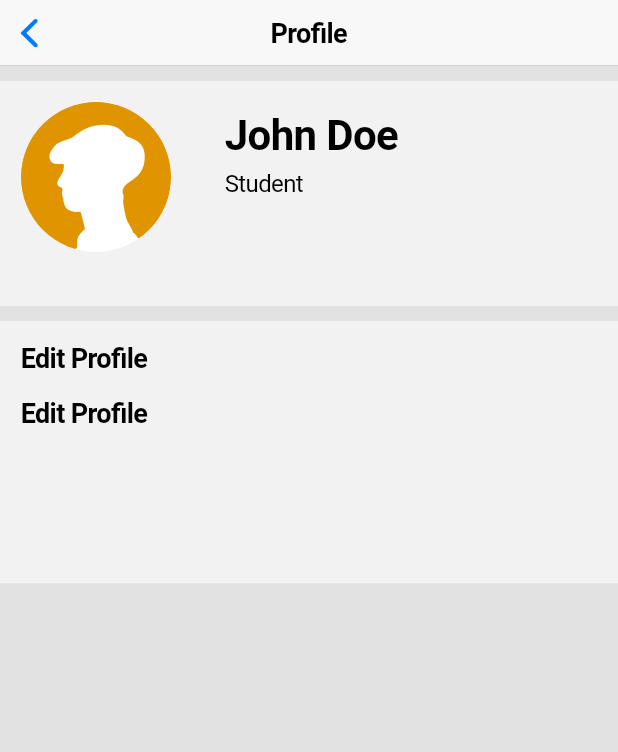
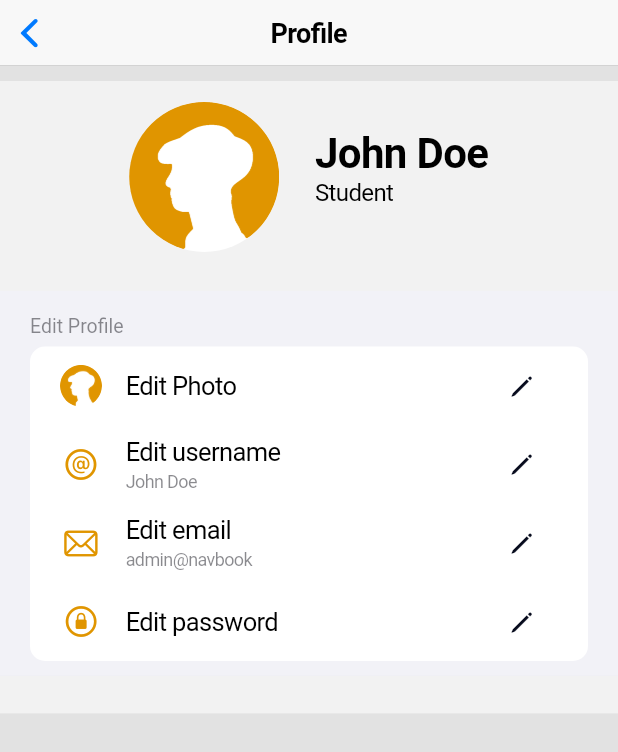
Before and after one commit to Howen-Julius-M-Asuncion/navbook_clone, a Flutter app: the Profilepage screen opened directly, on a phone screen of 412 x 824 dp. Shown: the top 752 px of the screen. Run offline on Flutter 3.47's test engine with Material 3 defaults, Android fonts, the phone set to English and light mode, and no system bars.

Commit message:
"Complete profiel page layout structure"

```diff
--- a/lib/profilepage.dart
+++ b/lib/profilepage.dart
@@ -1,11 +1,11 @@
 import 'package:flutter/cupertino.dart';
 import 'package:flutter/material.dart';
 import 'appcolors.dart';
-import 'main.dart';
 
 //Placeholders
 String _username = "John Doe";
 String _accType = "Student";
+String _email = "admin@navbook";
 
 class Profilepage extends StatefulWidget {
   const Profilepage({super.key});
@@ -44,10 +44,10 @@ class _ProfilepageState extends State<Profilepage> {
                   margin: EdgeInsets.fromLTRB(0, 10, 0, 0),
                   color: Color(0xFFF2F2F2),
                   width: 100,
-                  height: 150,
+                  height: 140,
                   child: Padding(
                     padding: EdgeInsets.all(14),
-                    child: Row(
+                    child: Row(crossAxisAlignment: CrossAxisAlignment.center, mainAxisAlignment: MainAxisAlignment.center,
                       children: [
                         Column(
                           children: [
@@ -63,11 +63,11 @@ class _ProfilepageState extends State<Profilepage> {
                             ),
                           ],
                         ),
-                        SizedBox(width: 36,),
+                        SizedBox(width: 24,),
                         Column(crossAxisAlignment: CrossAxisAlignment.start,
                           children: [
+                            SizedBox(height: 18,),
                             Row(children: [
-                              SizedBox(height: 45,),
                               Text(
                                 '$_username',
                                 style: TextStyle(
@@ -91,35 +91,77 @@ class _ProfilepageState extends State<Profilepage> {
                     ),
                   ),
                 ),
+                Form(
+                  autovalidateMode: AutovalidateMode.always,
+                  onChanged: () {
+                    Form.maybeOf(primaryFocus!.context!)?.save();
+                  },
+                  child: CupertinoFormSection.insetGrouped(
+                    header: Text('Edit Profile'),
+                    children: [
+                      Column(
+                        children: [
+                          CupertinoListTile(
+                            leading:  SizedBox(
+                              child: ClipOval(
+                                child: Image.asset(
+                                  'images/default_profile.png',
+                                  fit: BoxFit.cover,
+                                ),
+                              ),
+                            ),
+                            title: Text('Edit Photo'),
+                            trailing: CupertinoButton(
+                              onPressed: (){},
+                              child: Icon(CupertinoIcons.pencil, color: AppColors.accentColor),
+                            ),
+                          ),
+                          CupertinoListTile(
+                            leading: Icon(CupertinoIcons.at_circle, color: AppColors.mainColor,),
+                            title: Text('Edit username'),
+                            subtitle: Text('$_username'),
+                            trailing: CupertinoButton(
+                              onPressed: (){},
+                              child: Icon(CupertinoIcons.pencil, color: AppColors.accentColor),
+                            ),
+                          ),
+                          CupertinoListTile(
+                            leading: Icon(CupertinoIcons.mail, color: AppColors.mainColor,),
+                            title: Text('Edit email'),
+                            subtitle: Text('$_email'),
+                            trailing: CupertinoButton(
+                              onPressed: (){},
+                              child: Icon(CupertinoIcons.pencil, color: AppColors.accentColor),
+                            ),
+                          ),
+                          CupertinoListTile(
+                            leading: Icon(CupertinoIcons.lock_circle, color: AppColors.mainColor,),
+                            title: Text('Edit password'),
+                            trailing: CupertinoButton(
+                              onPressed: (){},
+                              child: Icon(CupertinoIcons.pencil, color: AppColors.accentColor),
+                            ),
+                          ),
+                        ]
+                      )
+                    ],
+                  ),
+                ),
                 Container(
-                  margin: EdgeInsets.fromLTRB(0, 10, 0, 0),
                   color: Color(0xFFF2F2F2),
                   width: 100,
-                  height: 175,
-                  child: Padding(
-                    padding: EdgeInsets.all(14),
-                    child: Row(
-                      children: [
-                        Column(children: [
-                          Text(
-                            'Edit Profile',
-                            style: TextStyle(
-                              fontWeight: FontWeight.w600,
-                              fontSize: 18,
-                            ),
-                          ),
-                          Divider(thickness: 100,),
-                          Text(
-                            'Edit Profile',
-                            style: TextStyle(
-                              fontWeight: FontWeight.w600,
-                              fontSize: 18,
-                            ),
-                          ),
-                        ])
-                      ],
-                    ),
-                  ),
+                  height: 25,
+                  // child: Padding(
+                  //   padding: EdgeInsets.all(14),
+                  //   child: Row(mainAxisAlignment: MainAxisAlignment.center,
+                  //     children: [
+                  //       CupertinoButton(
+                  //         onPressed: (){},
+                  //         child: Text('data')
+                  //       )
+                  //     ],
+                  //   ),
+                  // ),
                 ),
               ],
             )
```
